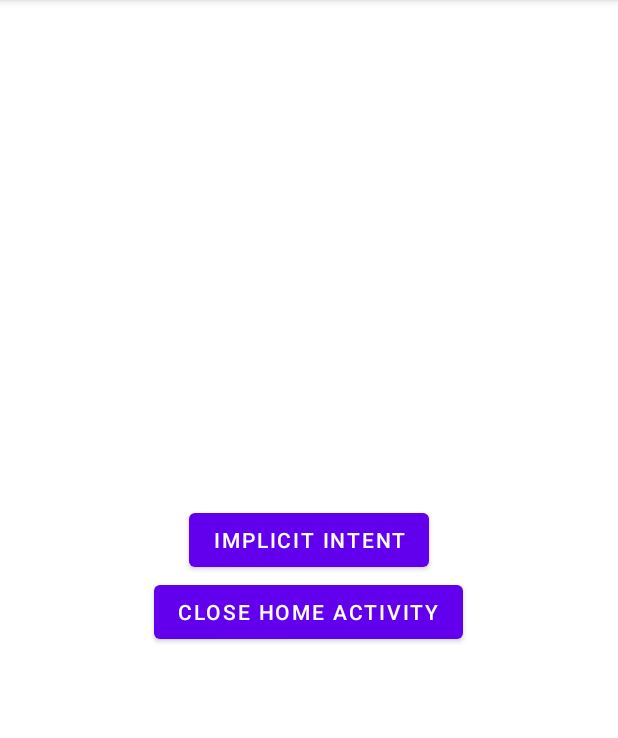
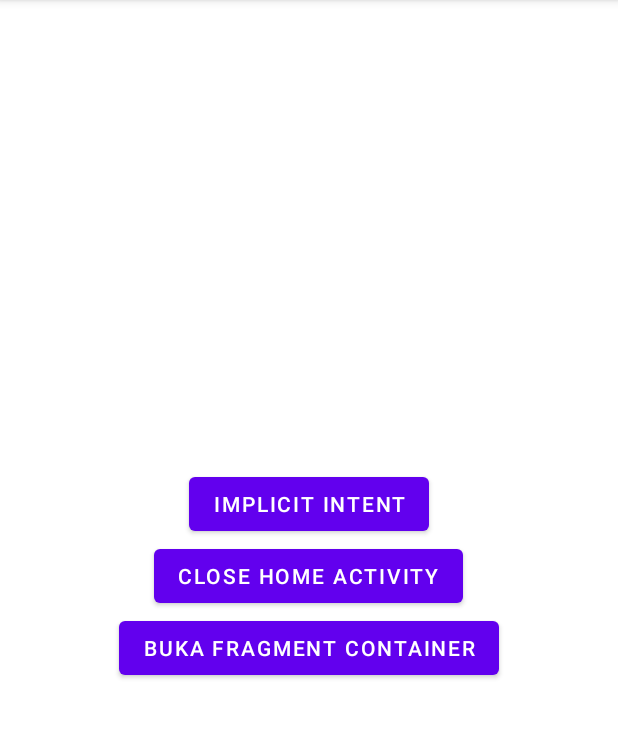
Before and after one commit to pengdst/BP2-SI03-materi-praktikum-basic, an Android app: the HomeActivity screen opened directly, with no data from a screen before it, on a phone screen of 412 x 824 dp, the part 84-822 px from its top. Run offline under Robolectric (Android 15) with nearby library versions, the phone set to English and light mode, and no system bars.

```diff
--- a/app/src/main/java/io/github/pengdst/praktikumbp/HomeActivity.kt
+++ b/app/src/main/java/io/github/pengdst/praktikumbp/HomeActivity.kt
@@ -10,6 +10,7 @@ class HomeActivity : AppCompatActivity() {
 
     lateinit var buttonClose: Button
     lateinit var buttonImplicit: Button
+    lateinit var buttonOpenContainer: Button
 
     override fun onCreate(savedInstanceState: Bundle?) {
         super.onCreate(savedInstanceState)
@@ -17,6 +18,7 @@ class HomeActivity : AppCompatActivity() {
 
         buttonClose = findViewById(R.id.btn_close)
         buttonImplicit = findViewById(R.id.btn_implicit)
+        buttonOpenContainer = findViewById(R.id.btn_container)
 
         buttonImplicit.setOnClickListener {
             val intentOpenBrowser = Intent(Intent.ACTION_VIEW, Uri.parse("http://youtube.com"))
@@ -25,5 +27,9 @@ class HomeActivity : AppCompatActivity() {
         buttonClose.setOnClickListener {
             finish()
         }
+        buttonOpenContainer.setOnClickListener {
+            val intentContainer = Intent(this, ContainerActivity::class.java)
+            startActivity(intentContainer)
+        }
     }
 }
--- a/app/src/main/res/layout/activity_home.xml
+++ b/app/src/main/res/layout/activity_home.xml
@@ -20,4 +20,10 @@
         android:layout_height="wrap_content"
         android:text="Close Home Activity"/>
 
+    <Button
+        android:id="@+id/btn_container"
+        android:layout_width="wrap_content"
+        android:layout_height="wrap_content"
+        android:text="Buka Fragment Container"/>
+
 </LinearLayout>
```
